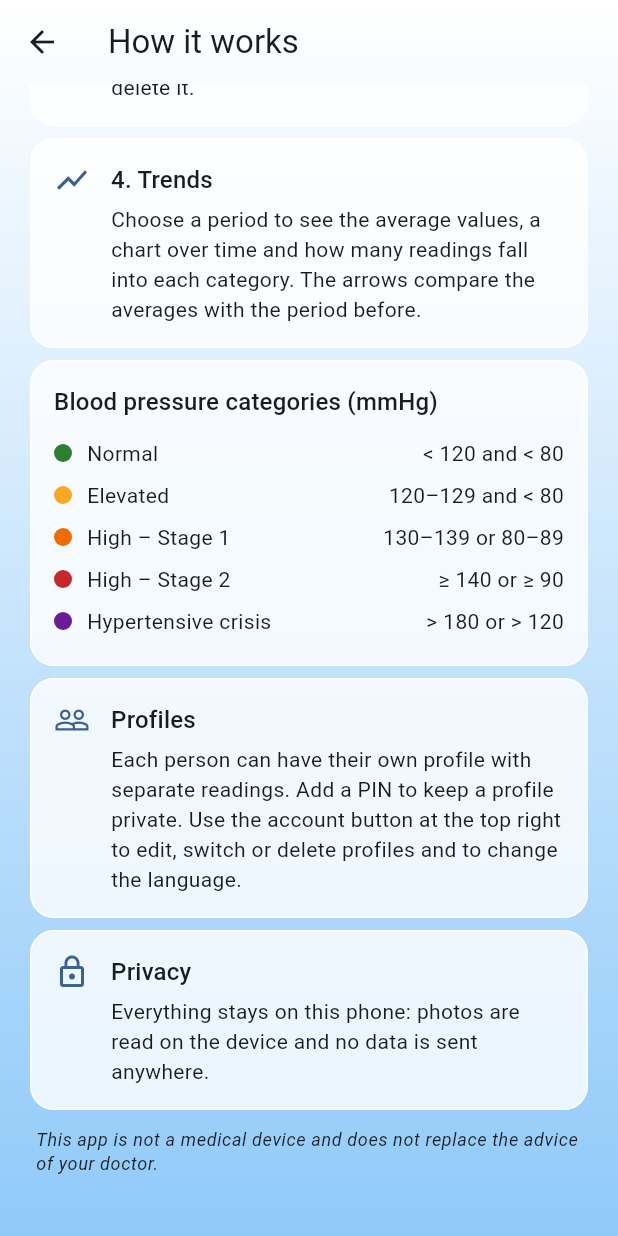
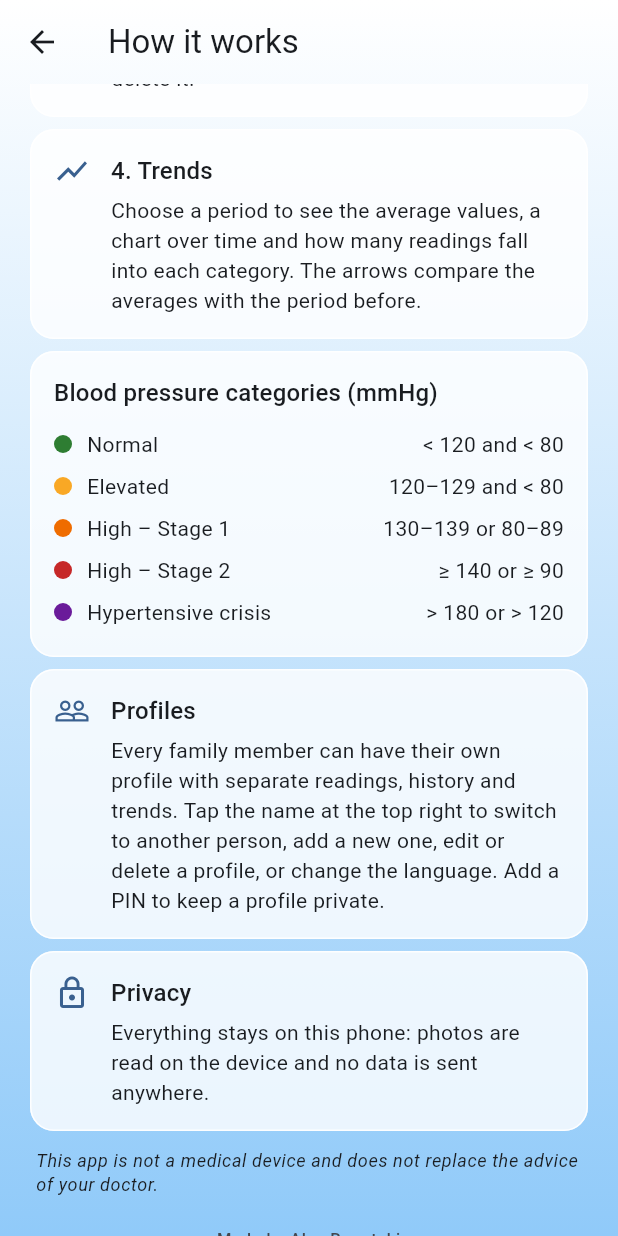
Before and after one commit to GorrGodSlayer/BloodPressure, a Flutter app: the HelpScreen screen opened directly, scrolled down 576 dp, on a phone screen of 412 x 824 dp. Run offline on Flutter 3.47's test engine with Material 3 defaults, Android fonts, the light colour scheme and no system bars; our stand-ins replace fl_chart, image_picker, shared_preferences, sqflite; missing offline and left inert: google_mlkit_text_recognition; accounts and stored records are empty.

Commit message:
Add family member switching, credit line and clean start for new people
- Show the current person's name in the top bar; tapping it lists everyone
  on the device for one-tap switching (PIN-protected profiles ask for the
  PIN) and offers "Add person"
- Add a small "Made by Alex Rogatski" line to the welcome, profile list,
  help screen and account menu
- New people in the browser preview start with no sample readings
- Bump version to 1.0.1+2

```diff
--- a/lib/l10n/app_en.arb
+++ b/lib/l10n/app_en.arb
@@ -65,7 +65,10 @@
   "welcomeBody": "Create a profile to start tracking your blood pressure. Each person using this phone can have their own profile.",
   "createProfile": "Create profile",
   "editProfile": "Edit profile",
-  "addProfile": "Add profile",
+  "addProfile": "Add person",
+  "peopleOnDevice": "People on this device",
+  "viewingNow": "Viewing now",
+  "tapToSwitch": "Tap to switch",
   "whoIsMeasuring": "Who is measuring?",
   "name": "Name",
   "birthYearOptional": "Birth year (optional)",
@@ -114,8 +117,9 @@
   "helpStep4Body": "Choose a period to see the average values, a chart over time and how many readings fall into each category. The arrows compare the averages with the period before.",
   "helpCategoriesTitle": "Blood pressure categories (mmHg)",
   "helpProfilesTitle": "Profiles",
-  "helpProfilesBody": "Each person can have their own profile with separate readings. Add a PIN to keep a profile private. Use the account button at the top right to edit, switch or delete profiles and to change the language.",
+  "helpProfilesBody": "Every family member can have their own profile with separate readings, history and trends. Tap the name at the top right to switch to another person, add a new one, edit or delete a profile, or change the language. Add a PIN to keep a profile private.",
   "helpPrivacyTitle": "Privacy",
   "helpPrivacyBody": "Everything stays on this phone: photos are read on the device and no data is sent anywhere.",
+  "madeBy": "Made by Alex Rogatski",
   "helpDisclaimer": "This app is not a medical device and does not replace the advice of your doctor."
 }
--- a/lib/l10n/app_it.arb
+++ b/lib/l10n/app_it.arb
@@ -56,7 +56,10 @@
   "welcomeBody": "Crea un profilo per iniziare a monitorare la pressione. Ogni persona che usa questo telefono può avere il proprio profilo.",
   "createProfile": "Crea profilo",
   "editProfile": "Modifica profilo",
-  "addProfile": "Aggiungi profilo",
+  "addProfile": "Aggiungi persona",
+  "peopleOnDevice": "Persone su questo dispositivo",
+  "viewingNow": "In visualizzazione",
+  "tapToSwitch": "Tocca per passare a questa persona",
   "whoIsMeasuring": "Chi sta misurando?",
   "name": "Nome",
   "birthYearOptional": "Anno di nascita (facoltativo)",
@@ -93,8 +96,9 @@
   "helpStep4Body": "Scegli un periodo per vedere i valori medi, un grafico nel tempo e quante misurazioni rientrano in ogni categoria. Le frecce confrontano le medie con il periodo precedente.",
   "helpCategoriesTitle": "Categorie di pressione (mmHg)",
   "helpProfilesTitle": "Profili",
-  "helpProfilesBody": "Ogni persona può avere il proprio profilo con misurazioni separate. Aggiungi un PIN per mantenere privato un profilo. Usa il pulsante account in alto a destra per modificare, cambiare o eliminare i profili e per cambiare lingua.",
+  "helpProfilesBody": "Ogni membro della famiglia può avere il proprio profilo con misurazioni, storico e andamento separati. Tocca il nome in alto a destra per passare a un'altra persona, aggiungerne una nuova, modificare o eliminare un profilo o cambiare lingua. Aggiungi un PIN per mantenere privato un profilo.",
   "helpPrivacyTitle": "Privacy",
   "helpPrivacyBody": "Tutto resta su questo telefono: le foto vengono lette sul dispositivo e nessun dato viene inviato altrove.",
+  "madeBy": "Realizzato da Alex Rogatski",
   "helpDisclaimer": "Questa app non è un dispositivo medico e non sostituisce il parere del tuo medico."
 }
--- a/lib/l10n/app_localizations.dart
+++ b/lib/l10n/app_localizations.dart
@@ -407,8 +407,26 @@ abstract class AppLocalizations {
   /// No description provided for @addProfile.
   ///
   /// In en, this message translates to:
-  /// **'Add profile'**
+  /// **'Add person'**
   String get addProfile;
+
+  /// No description provided for @peopleOnDevice.
+  ///
+  /// In en, this message translates to:
+  /// **'People on this device'**
+  String get peopleOnDevice;
+
+  /// No description provided for @viewingNow.
+  ///
+  /// In en, this message translates to:
+  /// **'Viewing now'**
+  String get viewingNow;
+
+  /// No description provided for @tapToSwitch.
+  ///
+  /// In en, this message translates to:
+  /// **'Tap to switch'**
+  String get tapToSwitch;
 
   /// No description provided for @whoIsMeasuring.
   ///
@@ -623,7 +641,7 @@ abstract class AppLocalizations {
   /// No description provided for @helpProfilesBody.
   ///
   /// In en, this message translates to:
-  /// **'Each person can have their own profile with separate readings. Add a PIN to keep a profile private. Use the account button at the top right to edit, switch or delete profiles and to change the language.'**
+  /// **'Every family member can have their own profile with separate readings, history and trends. Tap the name at the top right to switch to another person, add a new one, edit or delete a profile, or change the language. Add a PIN to keep a profile private.'**
   String get helpProfilesBody;
 
   /// No description provided for @helpPrivacyTitle.
@@ -637,6 +655,12 @@ abstract class AppLocalizations {
   /// In en, this message translates to:
   /// **'Everything stays on this phone: photos are read on the device and no data is sent anywhere.'**
   String get helpPrivacyBody;
+
+  /// No description provided for @madeBy.
+  ///
+  /// In en, this message translates to:
+  /// **'Made by Alex Rogatski'**
+  String get madeBy;
 
   /// No description provided for @helpDisclaimer.
   ///
--- a/lib/l10n/app_localizations_en.dart
+++ b/lib/l10n/app_localizations_en.dart
@@ -180,7 +180,16 @@ class AppLocalizationsEn extends AppLocalizations {
   String get editProfile => 'Edit profile';
 
   @override
-  String get addProfile => 'Add profile';
+  String get addProfile => 'Add person';
+
+  @override
+  String get peopleOnDevice => 'People on this device';
+
+  @override
+  String get viewingNow => 'Viewing now';
+
+  @override
+  String get tapToSwitch => 'Tap to switch';
 
   @override
   String get whoIsMeasuring => 'Who is measuring?';
@@ -310,7 +319,7 @@ class AppLocalizationsEn extends AppLocalizations {
 
   @override
   String get helpProfilesBody =>
-      'Each person can have their own profile with separate readings. Add a PIN to keep a profile private. Use the account button at the top right to edit, switch or delete profiles and to change the language.';
+      'Every family member can have their own profile with separate readings, history and trends. Tap the name at the top right to switch to another person, add a new one, edit or delete a profile, or change the language. Add a PIN to keep a profile private.';
 
   @override
   String get helpPrivacyTitle => 'Privacy';
@@ -320,6 +329,9 @@ class AppLocalizationsEn extends AppLocalizations {
       'Everything stays on this phone: photos are read on the device and no data is sent anywhere.';
 
   @override
+  String get madeBy => 'Made by Alex Rogatski';
+
+  @override
   String get helpDisclaimer =>
       'This app is not a medical device and does not replace the advice of your doctor.';
 }
--- a/lib/screens/help_screen.dart
+++ b/lib/screens/help_screen.dart
@@ -3,6 +3,7 @@ import 'package:flutter/material.dart';
 import '../l10n/app_localizations.dart';
 import '../models/bp_category.dart';
 import '../theme.dart';
+import '../widgets/common_actions.dart';
 
 class HelpScreen extends StatelessWidget {
   const HelpScreen({super.key});
@@ -68,6 +69,7 @@ class HelpScreen extends StatelessWidget {
                 ),
               ),
             ),
+            const CreditText(),
           ],
         ),
       ),
--- a/lib/screens/profile_form_screen.dart
+++ b/lib/screens/profile_form_screen.dart
@@ -177,6 +177,8 @@ class _ProfileFormScreenState extends State<ProfileFormScreen> {
                 icon: const Icon(Icons.check),
                 label: Text(widget.existing == null ? l.createProfile : l.save),
               ),
+              const SizedBox(height: 16),
+              const CreditText(),
             ],
           ),
         ),
--- a/lib/screens/profile_picker_screen.dart
+++ b/lib/screens/profile_picker_screen.dart
@@ -67,6 +67,8 @@ class ProfilePickerScreen extends StatelessWidget {
                 icon: const Icon(Icons.person_add_alt),
                 label: Text(l.addProfile),
               ),
+              const SizedBox(height: 16),
+              const CreditText(),
             ],
           ),
         ),
--- a/lib/widgets/common_actions.dart
+++ b/lib/widgets/common_actions.dart
@@ -3,6 +3,26 @@ import 'package:flutter/material.dart';
 import '../app_controller.dart';
 import '../l10n/app_localizations.dart';
 import '../screens/help_screen.dart';
+
+/// Small "Made by" credit line.
+class CreditText extends StatelessWidget {
+  const CreditText({super.key});
+
+  @override
+  Widget build(BuildContext context) {
+    final theme = Theme.of(context);
+    return Padding(
+      padding: const EdgeInsets.symmetric(vertical: 12),
+      child: Text(
+        AppLocalizations.of(context).madeBy,
+        textAlign: TextAlign.center,
+        style: theme.textTheme.labelSmall?.copyWith(
+          color: theme.colorScheme.onSurfaceVariant,
+        ),
+      ),
+    );
+  }
+}
 
 /// The "?" button that opens the help screen.
 class HelpButton extends StatelessWidget {
--- a/pubspec.yaml
+++ b/pubspec.yaml
@@ -16,7 +16,7 @@ publish_to: 'none' # Remove this line if you wish to publish to pub.dev
 # https://developer.apple.com/library/archive/documentation/General/Reference/InfoPlistKeyReference/Articles/CoreFoundationKeys.html
 # In Windows, build-name is used as the major, minor, and patch parts
 # of the product and file versions while build-number is used as the build suffix.
-version: 1.0.0+1
+version: 1.0.1+2
 
 environment:
   sdk: ^3.13.5
```
Also changed, not shown: lib/data/demo_store.dart (+3 -35 lines), lib/l10n/app_localizations_it.dart (+14 -2 lines), lib/screens/home_screen.dart (+74 -23 lines), 2 other files.
